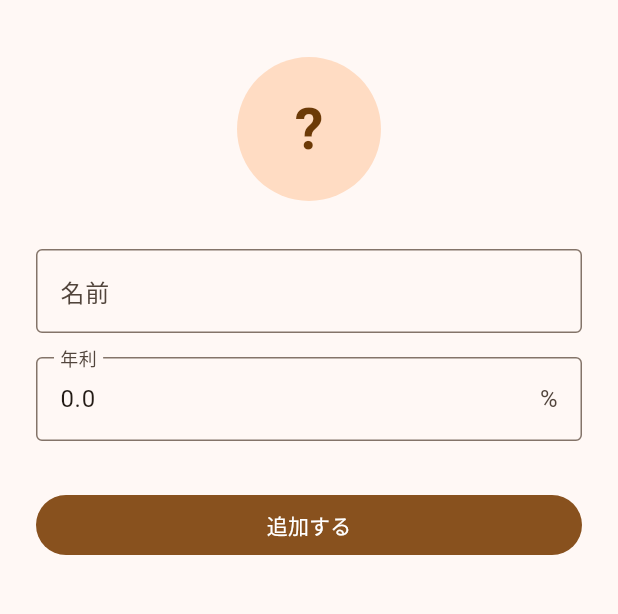
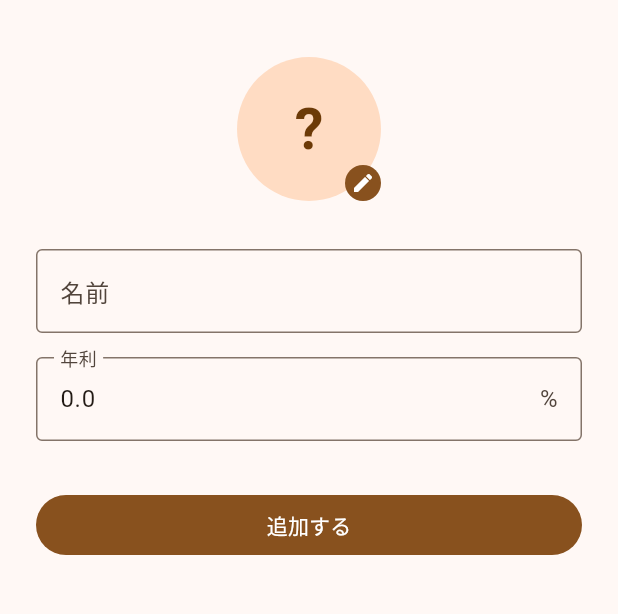
Before and after one commit to chooyan-eng/kids_bank_app, a Flutter app: the ChildEditScreen screen opened directly, on a phone screen of 412 x 824 dp, the part 63-677 px from its top. Run offline on Flutter 3.47's test engine with Material 3 defaults, Android fonts, the phone set to English and light mode, and no system bars; our stand-ins replace sqflite; missing offline and left inert: crop_your_image; accounts and stored records are empty.

Commit message:
Implement P2-T01: gallery icon selection via Method Channel
- Add NSPhotoLibraryUsageDescription to Info.plist
- Implement PHPickerViewController Method Channel handler in AppDelegate.swift
  (channel: com.kids_bank_app/image_picker, method: pickImage)
- Add ImagePickerChannel Dart wrapper in lib/services/image_picker_channel.dart
- Add IconSelectScreen (S04) with gallery flow: pick → crop (1:1) → save PNG
- Update AvatarWidget to display File image when iconImagePath is set,
  falling back to initial-letter avatar
- Update ChildEditScreen: avatar tap opens IconSelectScreen, UUID is generated
  in initState so new children can select an icon before saving,
  iconType/iconImagePath are persisted via addChild/updateChild

https://claude.ai/code/session_01TESZaurFQq7WYiQ6EK7zLQ

```diff
--- a/lib/screens/child_edit_screen.dart
+++ b/lib/screens/child_edit_screen.dart
@@ -2,6 +2,7 @@ import 'package:flutter/material.dart';
 import 'package:uuid/uuid.dart';
 
 import '../models/child.dart';
+import 'icon_select_screen.dart';
 import '../widgets/app_data_scope.dart';
 import '../widgets/avatar_widget.dart';
 
@@ -24,17 +25,29 @@ class _ChildEditScreenState extends State<ChildEditScreen> {
   final _rateController = TextEditingController();
   bool _isSaving = false;
 
+  // Generated once in initState so new children can also get an icon path.
+  late final String _childId;
+
+  // Icon state updated after returning from IconSelectScreen.
+  String? _iconImagePath;
+  IconType? _iconType;
+
   bool get _isEditing => widget.child != null;
 
   @override
   void initState() {
     super.initState();
     if (_isEditing) {
-      _nameController.text = widget.child!.name;
-      _rateController.text = widget.child!.interestRatePercent
+      final child = widget.child!;
+      _childId = child.id;
+      _nameController.text = child.name;
+      _rateController.text = child.interestRatePercent
           .toStringAsFixed(1)
           .replaceAll(RegExp(r'\.0$'), '.0');
+      _iconImagePath = child.iconImagePath;
+      _iconType = child.iconType;
     } else {
+      _childId = _uuid.v4();
       _rateController.text = '0.0';
     }
   }
@@ -44,6 +57,21 @@ class _ChildEditScreenState extends State<ChildEditScreen> {
     _nameController.dispose();
     _rateController.dispose();
     super.dispose();
+  }
+
+  Future<void> _openIconSelect() async {
+    final savedPath = await Navigator.push<String>(
+      context,
+      MaterialPageRoute(
+        builder: (_) => IconSelectScreen(childId: _childId),
+      ),
+    );
+    if (savedPath != null) {
+      setState(() {
+        _iconImagePath = savedPath;
+        _iconType = IconType.gallery;
+      });
+    }
   }
 
   Future<void> _save() async {
@@ -59,13 +87,17 @@ class _ChildEditScreenState extends State<ChildEditScreen> {
       final updated = widget.child!.copyWith(
         name: name,
         interestRatePercent: rate,
+        iconType: _iconType,
+        iconImagePath: _iconImagePath,
       );
       await scope.updateChild(updated);
     } else {
       final now = DateTime.now();
       final newChild = Child(
-        id: _uuid.v4(),
+        id: _childId,
         name: name,
+        iconType: _iconType,
+        iconImagePath: _iconImagePath,
         interestRatePercent: rate,
         balance: 0.0,
         createdAt: now,
@@ -78,16 +110,17 @@ class _ChildEditScreenState extends State<ChildEditScreen> {
 
   @override
   Widget build(BuildContext context) {
-    // Build a preview child so the avatar reflects the current name input.
+    // Build a preview child reflecting the current name and icon selections.
     final previewName = _nameController.text.trim();
-    final previewChild = widget.child?.copyWith(name: previewName) ??
-        Child(
-          id: '',
-          name: previewName,
-          interestRatePercent: 0,
-          balance: 0,
-          createdAt: DateTime.now(),
-        );
+    final previewChild = Child(
+      id: _childId,
+      name: previewName,
+      iconType: _iconType,
+      iconImagePath: _iconImagePath,
+      interestRatePercent: 0,
+      balance: 0,
+      createdAt: DateTime.now(),
+    );
 
     return Scaffold(
       appBar: AppBar(
@@ -100,11 +133,28 @@ class _ChildEditScreenState extends State<ChildEditScreen> {
           child: Column(
             crossAxisAlignment: CrossAxisAlignment.stretch,
             children: [
-              // Avatar preview — tapping is a no-op in Phase 1
+              // Avatar preview — tap to open icon selection
               Center(
-                child: Tooltip(
-                  message: 'Phase 2 でアイコン設定が可能になります',
-                  child: AvatarWidget(child: previewChild, radius: 48),
+                child: GestureDetector(
+                  onTap: _openIconSelect,
+                  child: Stack(
+                    alignment: Alignment.bottomRight,
+                    children: [
+                      AvatarWidget(child: previewChild, radius: 48),
+                      Container(
+                        decoration: BoxDecoration(
+                          color: Theme.of(context).colorScheme.primary,
+                          shape: BoxShape.circle,
+                        ),
+                        padding: const EdgeInsets.all(4),
+                        child: Icon(
+                          Icons.edit,
+                          size: 16,
+                          color: Theme.of(context).colorScheme.onPrimary,
+                        ),
+                      ),
+                    ],
+                  ),
                 ),
               ),
               const SizedBox(height: 32),
--- a/lib/widgets/avatar_widget.dart
+++ b/lib/widgets/avatar_widget.dart
@@ -1,9 +1,12 @@
+import 'dart:io';
+
 import 'package:flutter/material.dart';
 
 import '../models/child.dart';
 
-/// Circular avatar widget that displays the first character of the child's name.
-/// Phase 2: will show [Child.iconImagePath] when set.
+/// Circular avatar widget.
+/// Displays [Child.iconImagePath] as an image when available,
+/// otherwise falls back to the first character of the child's name.
 class AvatarWidget extends StatelessWidget {
   final Child child;
   final double radius;
@@ -12,9 +15,20 @@ class AvatarWidget extends StatelessWidget {
 
   @override
   Widget build(BuildContext context) {
-    final initial = child.name.isNotEmpty ? child.name[0] : '?';
     final theme = Theme.of(context);
 
+    if (child.iconImagePath != null) {
+      final file = File(child.iconImagePath!);
+      if (file.existsSync()) {
+        return CircleAvatar(
+          radius: radius,
+          backgroundImage: FileImage(file),
+          backgroundColor: theme.colorScheme.primaryContainer,
+        );
+      }
+    }
+
+    final initial = child.name.isNotEmpty ? child.name[0] : '?';
     return CircleAvatar(
       radius: radius,
       backgroundColor: theme.colorScheme.primaryContainer,
```
Also changed, not shown: lib/screens/icon_select_screen.dart (added, +184 -0 lines), lib/services/image_picker_channel.dart (added, +17 -0 lines), 2 other files.
